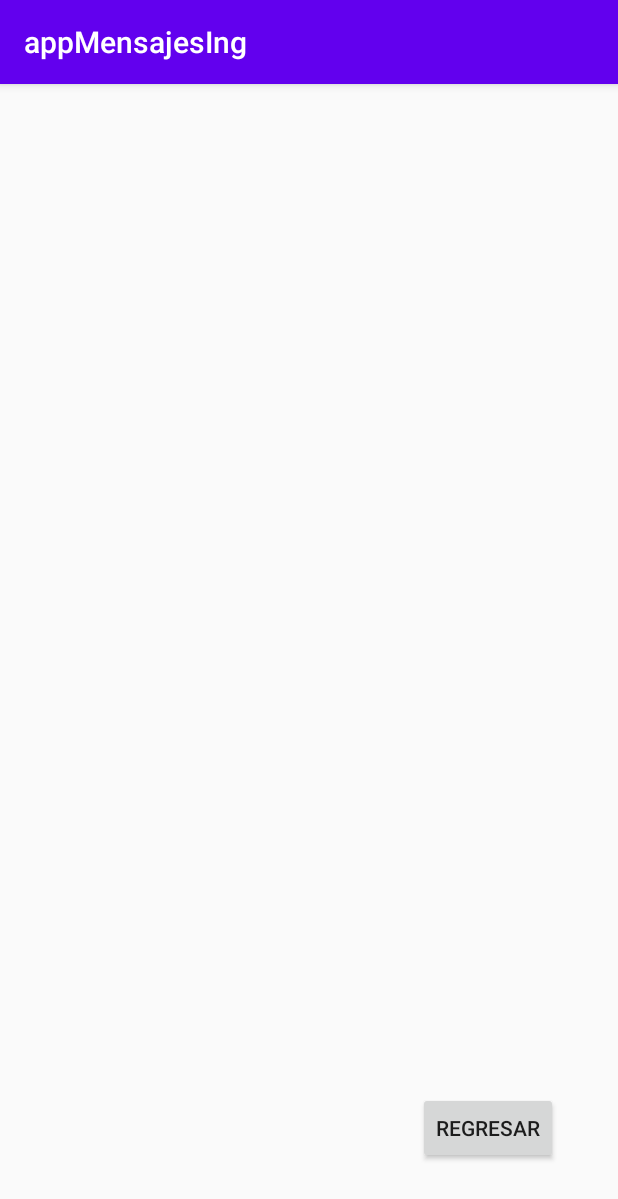
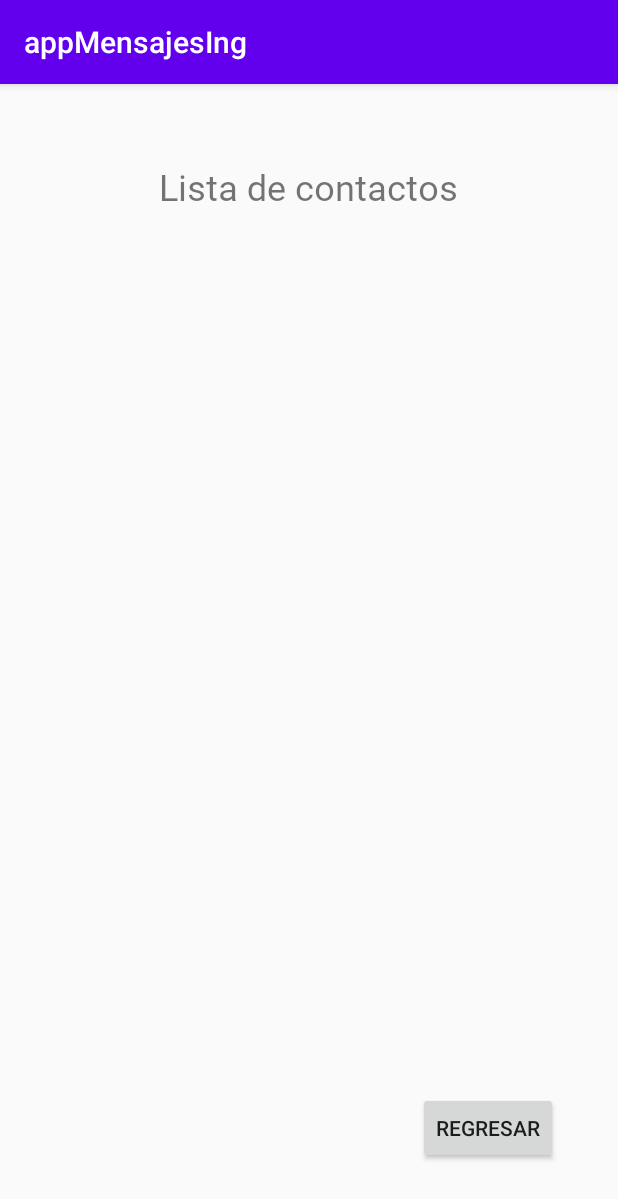
Before and after one commit to Diego1101/appAgendaIng, an Android app: the Consulta screen opened directly, with no data from a screen before it, on a phone screen of 412 x 824 dp. Shown: the top 1199 px of the screen. Run offline under Robolectric (Android 15) with nearby library versions, the phone set to English and light mode, and no system bars.

Commit message:
Creacion de actividades, anexo de fuentes

```diff
--- a/app/src/main/AndroidManifest.xml
+++ b/app/src/main/AndroidManifest.xml
@@ -9,7 +9,8 @@
         android:roundIcon="@mipmap/ic_launcher_round"
         android:supportsRtl="true"
         android:theme="@style/AppTheme">
-        <activity android:name=".Consulta"></activity>
+        <activity android:name=".registroContactos"></activity>
+        <activity android:name=".Consulta" />
         <activity android:name=".MainActivity">
             <intent-filter>
                 <action android:name="android.intent.action.MAIN" />
--- a/app/src/main/res/layout/activity_consulta.xml
+++ b/app/src/main/res/layout/activity_consulta.xml
@@ -7,19 +7,19 @@
     tools:context=".Consulta">
 
     <ListView
-        android:id="@+id/lst"
+        android:id="@+id/lstConsultaContactos"
         android:layout_width="371dp"
         android:layout_height="309dp"
         android:layout_alignParentStart="true"
         android:layout_alignParentLeft="true"
         android:layout_alignParentTop="true"
         android:layout_centerHorizontal="true"
-        android:layout_marginStart="24dp"
-        android:layout_marginLeft="24dp"
-        android:layout_marginTop="77dp" />
+        android:layout_marginStart="17dp"
+        android:layout_marginLeft="17dp"
+        android:layout_marginTop="155dp" />
 
     <Button
-        android:id="@+id/btnRegresar"
+        android:id="@+id/btnConsultaRegresar"
         android:layout_width="wrap_content"
         android:layout_height="wrap_content"
         android:layout_alignParentEnd="true"
@@ -29,4 +29,15 @@
         android:layout_marginRight="40dp"
         android:layout_marginBottom="48dp"
         android:text="Regresar" />
+
+    <TextView
+        android:id="@+id/txtTituloConsulta"
+        android:layout_width="wrap_content"
+        android:layout_height="wrap_content"
+        android:layout_alignParentTop="true"
+        android:layout_centerHorizontal="true"
+        android:layout_marginTop="52dp"
+        android:fontFamily="@font/notosanstc_black"
+        android:text="Lista de contactos"
+        android:textSize="24sp" />
 </RelativeLayout>
--- a/app/src/main/res/layout/activity_main.xml
+++ b/app/src/main/res/layout/activity_main.xml
@@ -1,5 +1,5 @@
 <?xml version="1.0" encoding="utf-8"?>
-<androidx.constraintlayout.widget.ConstraintLayout xmlns:android="http://schemas.android.com/apk/res/android"
+<RelativeLayout xmlns:android="http://schemas.android.com/apk/res/android"
     xmlns:app="http://schemas.android.com/apk/res-auto"
     xmlns:tools="http://schemas.android.com/tools"
     android:layout_width="match_parent"
@@ -47,4 +47,4 @@
         tools:layout_editor_absoluteX="166dp"
         tools:layout_editor_absoluteY="466dp" />
 
-</androidx.constraintlayout.widget.ConstraintLayout>
+</RelativeLayout>
```
Also changed, not shown: app/src/main/java/com/example/appmensajesing/registroContactos.java (added, +14 -0 lines), app/src/main/res/layout/activity_registro_contactos.xml (added, +9 -0 lines).
